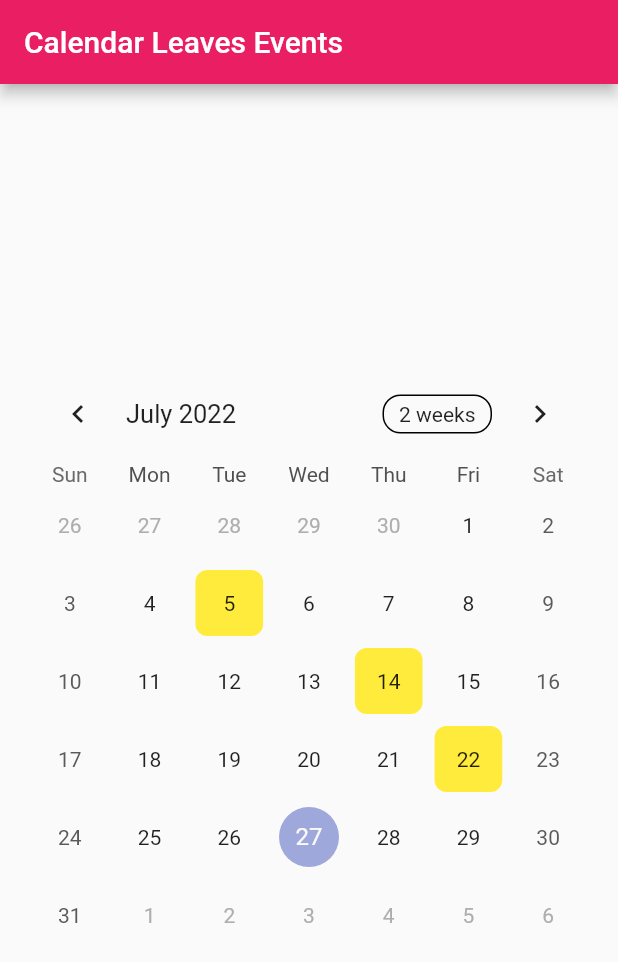
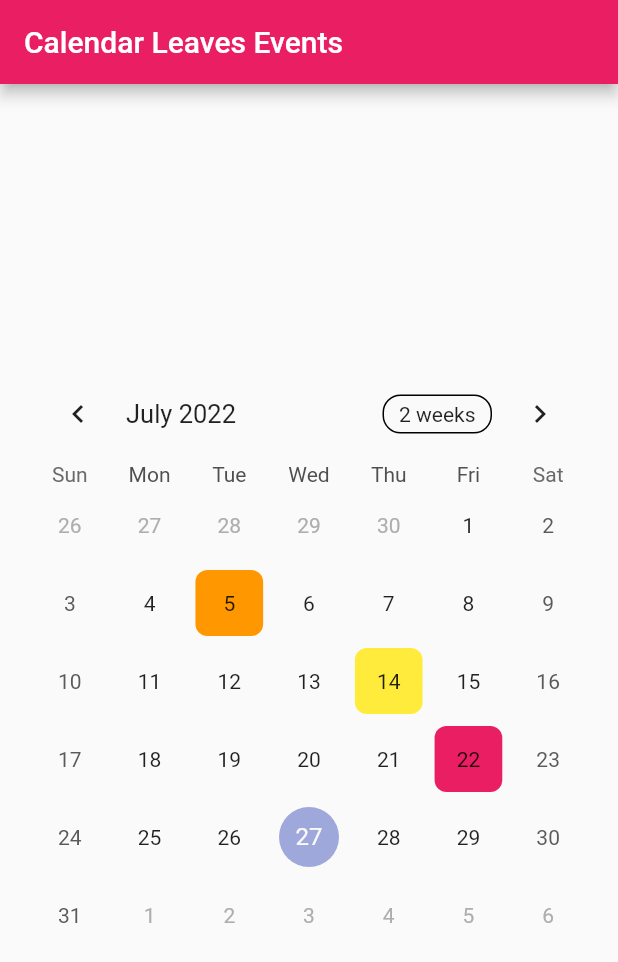
Before and after one commit to IsaiasCuvula/calendar_event, a Flutter app: the screen it shows after launch, on a phone screen of 412 x 824 dp. Shown: the top 962 px of the screen. Run offline on Flutter 3.47's test engine with Material 2 defaults, Android fonts, the phone set to English and light mode, and no system bars; drawn by our look-alikes of table_calendar.

Commit message:
color for each event

```diff
--- a/lib/home_page.dart
+++ b/lib/home_page.dart
@@ -19,7 +19,8 @@ class HomePage extends StatelessWidget {
       Colors.pink,
       Colors.yellow,
       Colors.purpleAccent,
-      Colors.orange
+      Colors.orange,
+      Colors.pink,
     ];
     final List<Map<String, String>> leaves = LeaveModel.dummyData['data'];
 
@@ -51,12 +52,12 @@ class HomePage extends StatelessWidget {
               defaultBuilder: (ctx, day, focusedDay) {
                 int index = 0;
                 for (LeaveData leaveEvent in events) {
+                  index++;
                   final DateTime event =
                       _stringToDateTimeObject(leaveEvent.calenderDate!);
                   if (day.day == event.day &&
                       day.month == event.month &&
                       day.year == event.year) {
-                    index++;
                     return Padding(
                       padding: const EdgeInsets.all(4.0),
                       child: Container(
@@ -67,9 +68,7 @@ class HomePage extends StatelessWidget {
                           ),
                         ),
                         child: Center(
-                          child: Text(
-                            '${day.day}',
-                          ),
+                          child: Text('${day.day}'),
                         ),
                       ),
                     );
```
